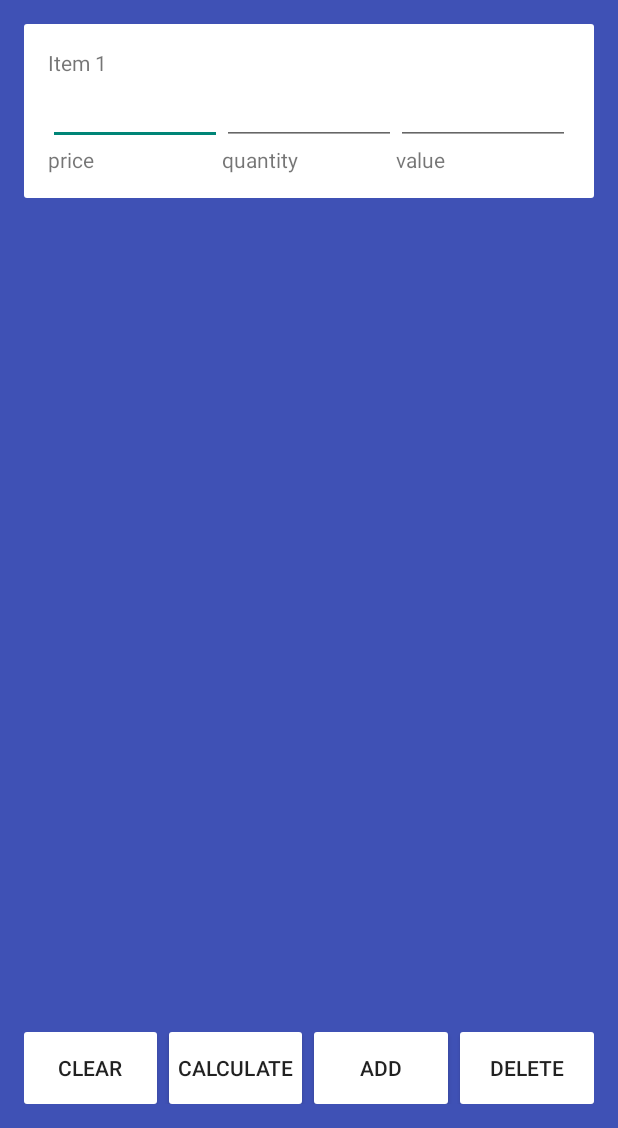
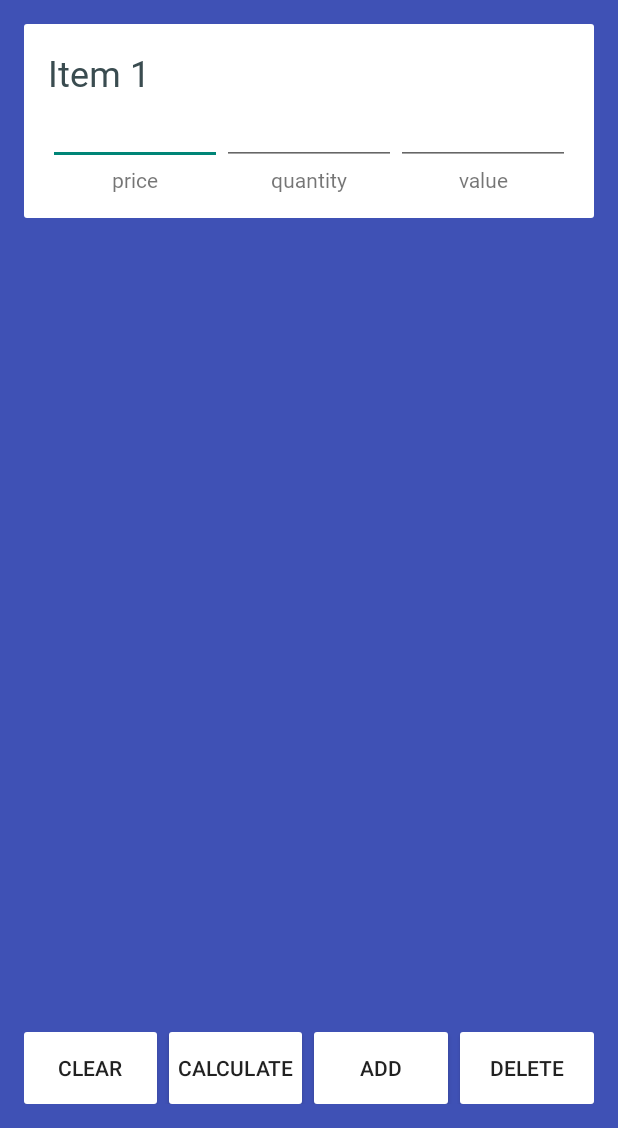
Before and after one commit to raicalvin/proj-29-apples-2-lemons, an Android app: the screen it shows after launch (MainActivity), on a phone screen of 412 x 824 dp, the part 108-1236 px from its top. Run offline under Robolectric (Android 15) with nearby library versions, the phone set to English and light mode, and no system bars.

Commit message:
Defined custom style for EditText views.

```diff
--- a/app/src/main/res/layout/activity_main.xml
+++ b/app/src/main/res/layout/activity_main.xml
@@ -36,7 +36,10 @@
                 <TextView
                     android:layout_width="wrap_content"
                     android:layout_height="wrap_content"
-                    android:text="Item 1" />
+                    android:fontFamily="@font/montserrat_alternates_light"
+                    android:text="Item 1"
+                    android:textColor="#3A4C50"
+                    android:textSize="24sp" />
 
                 <LinearLayout
                     android:layout_width="match_parent"
@@ -50,12 +53,15 @@
                         android:orientation="vertical">
 
                         <EditText
+                            style="@style/EditTextCustomStyle"
                             android:layout_width="match_parent"
                             android:layout_height="wrap_content" />
 
                         <TextView
                             android:layout_width="match_parent"
                             android:layout_height="wrap_content"
+                            android:fontFamily="@font/oxygen_light"
+                            android:gravity="center"
                             android:text="price" />
 
                     </LinearLayout>
@@ -67,12 +73,15 @@
                         android:orientation="vertical">
 
                         <EditText
+                            style="@style/EditTextCustomStyle"
                             android:layout_width="match_parent"
                             android:layout_height="wrap_content" />
 
                         <TextView
                             android:layout_width="match_parent"
                             android:layout_height="wrap_content"
+                            android:fontFamily="@font/oxygen_light"
+                            android:gravity="center"
                             android:text="quantity" />
 
                     </LinearLayout>
@@ -84,12 +93,16 @@
                         android:orientation="vertical">
 
                         <EditText
+                            style="@style/EditTextCustomStyle"
                             android:layout_width="match_parent"
-                            android:layout_height="wrap_content" />
+                            android:layout_height="wrap_content"
+                            android:gravity="center" />
 
                         <TextView
                             android:layout_width="match_parent"
                             android:layout_height="wrap_content"
+                            android:fontFamily="@font/oxygen_light"
+                            android:gravity="center"
                             android:text="value" />
 
                     </LinearLayout>
--- a/app/src/main/res/values/styles.xml
+++ b/app/src/main/res/values/styles.xml
@@ -6,6 +6,16 @@
         <item name="colorPrimary">#56CFED</item>
         <item name="colorPrimaryDark">#3A4C50</item>
         <item name="colorAccent">#FFFFFF</item>
+        <!--Add in the following line so that the Theme can find the custom style you created, EditTextCustomTheme, below-->
+        <item name="android:editTextStyle">@style/EditTextCustomStyle</item>
+    </style>
+
+    <!--Custom EditText style for all EditText views in layout-->
+    <style name="EditTextCustomStyle" parent="Base.V7.Widget.AppCompat.EditText">
+        <item name="android:gravity">center</item>
+        <item name="android:fontFamily">@font/oxygen_light</item>
+        <item name="android:textSize">18sp</item>
+        <item name="android:textColor">#E3006E</item>
     </style>
 
 </resources>
```
